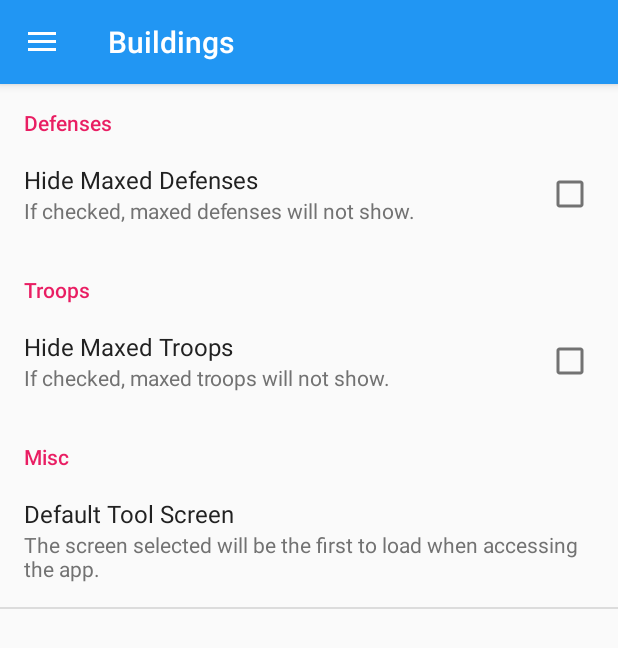
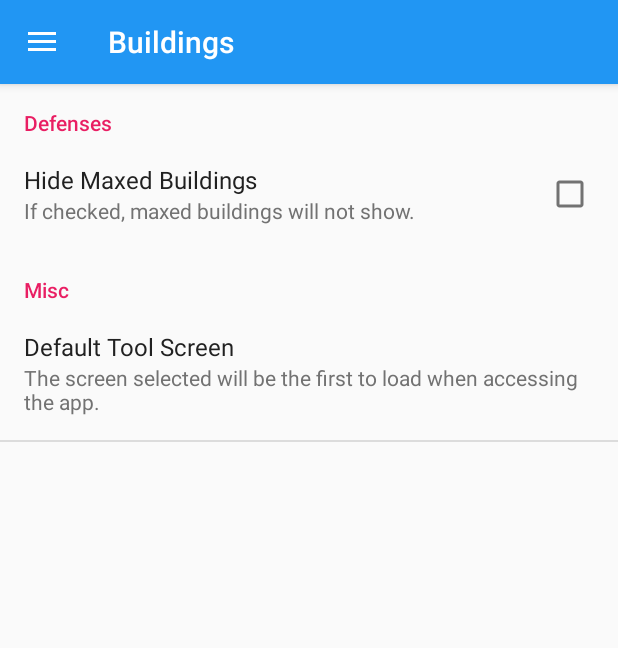
Before and after one commit to iDreamInBinary/ClashofClansHelper, an Android app: the fragment SettingsFragment placed in its activity, on a phone screen of 412 x 824 dp. Shown: the top 648 px of the screen. Run offline under Robolectric (Android 15) with nearby library versions, the phone set to English and light mode, and no system bars; our stand-ins replace CircleImageView, Picasso; pictures from the network do not load.

Commit message:
cleanup for the alpha launch

```diff
--- a/app/src/main/res/values/strings.xml
+++ b/app/src/main/res/values/strings.xml
@@ -67,8 +67,8 @@
     <string name="defenses_group_title">Defenses</string>
     <string name="hide_maxed_level_troops">Hide Maxed Troops</string>
     <string name="hide_maxed_level_troops_summary">If checked, maxed troops will not show.</string>
-    <string name="hide_maxed_level_defenses">Hide Maxed Defenses</string>
-    <string name="hide_maxed_level_defenses_summary">If checked, maxed defenses will not show.</string>
+    <string name="hide_maxed_level_defenses">Hide Maxed Buildings</string>
+    <string name="hide_maxed_level_defenses_summary">If checked, maxed buildings will not show.</string>
     <string name="troops_group_title">Troops</string>
     <string name="misc">Misc</string>
     <string name="title_list_preference">Default Tool Screen</string>
--- a/app/src/main/res/xml/global_prefs.xml
+++ b/app/src/main/res/xml/global_prefs.xml
@@ -11,15 +11,15 @@
 
     </PreferenceCategory>
 
-    <PreferenceCategory android:title="@string/troops_group_title">
+    <!--<PreferenceCategory android:title="@string/troops_group_title">-->
 
-        <CheckBoxPreference
-            android:defaultValue="@bool/myFalse"
-            android:key="hide_maxed_troops"
-            android:summary="@string/hide_maxed_level_troops_summary"
-            android:title="@string/hide_maxed_level_troops" />
+        <!--<CheckBoxPreference-->
+            <!--android:defaultValue="@bool/myFalse"-->
+            <!--android:key="hide_maxed_troops"-->
+            <!--android:summary="@string/hide_maxed_level_troops_summary"-->
+            <!--android:title="@string/hide_maxed_level_troops" />-->
 
-    </PreferenceCategory>
+    <!--</PreferenceCategory>-->
 
     <PreferenceCategory android:title="@string/misc">
 
```
Also changed, not shown: app/src/main/res/drawable-nodpi/town_hall_11.png (added), 1 other file.
